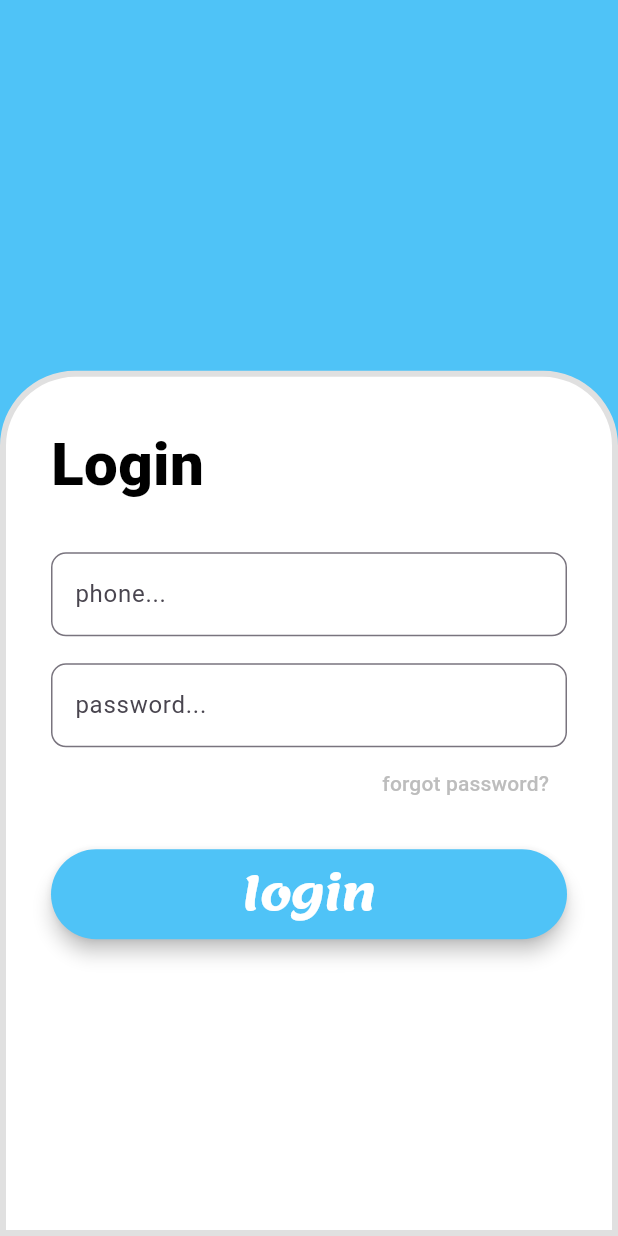
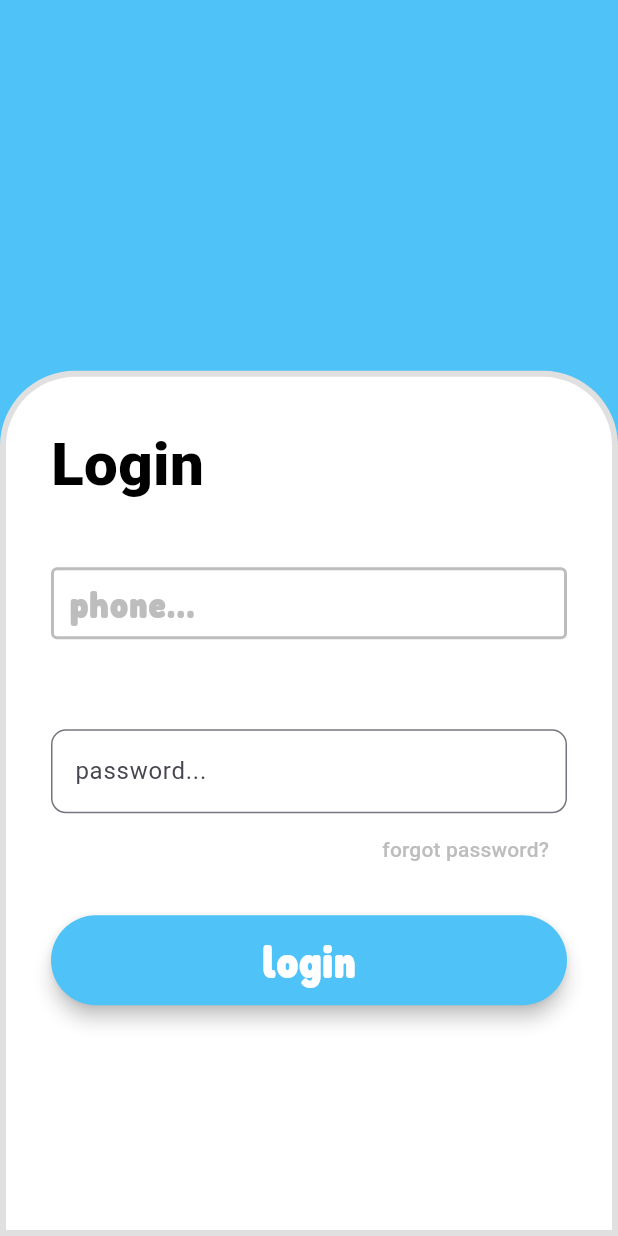
Before and after one commit to sopihtnapa22/project_luandry, a Flutter app: the screen it shows after launch, after a tap on "Get Started", on a phone screen of 412 x 824 dp. Run offline on Flutter 3.47's test engine with Material 3 defaults, Android fonts, the light colour scheme and no system bars.

Commit message:
Refactor code structure for improved readability and maintainability

```diff
--- a/lib/screens/login/login_screen.dart
+++ b/lib/screens/login/login_screen.dart
@@ -5,7 +5,7 @@ class LoginScreen extends StatelessWidget {
 
   @override
   Widget build(BuildContext context) {
-    final TextEditingController emailController = TextEditingController();
+    final TextEditingController phoneController = TextEditingController();
     final TextEditingController passwordController = TextEditingController();
 
     // กำหนดสีหลักของธีม
@@ -42,20 +42,22 @@ class LoginScreen extends StatelessWidget {
                         'Login',
                         style: TextStyle(fontSize: 40, fontWeight: FontWeight.w900, color: Colors.black),
                       ),
-                      const SizedBox(height: 30),
+                      const SizedBox(height: 40),
 
-                      // ช่องกรอก Email
                       TextField(
-                        controller: emailController,
-                        keyboardType: TextInputType.emailAddress,
+                        controller: phoneController,
+                        keyboardType: TextInputType.phone,
                         decoration: InputDecoration(
                           labelText: "phone...",
+                          labelStyle: TextStyle(color: Color(0xFFBDBDBD), fontSize: 25, fontFamily: 'Fredoka', fontWeight: FontWeight.w500),
+                          contentPadding: EdgeInsets.symmetric(vertical: 1, horizontal: 8),
 
-                          border: OutlineInputBorder(borderRadius: BorderRadius.circular(10)),
+                          enabledBorder: OutlineInputBorder(borderSide: BorderSide(color: Color(0xFFBDBDBD), width: 2)),
+                          focusedBorder: OutlineInputBorder(borderSide: BorderSide(color: Color(0xFFBDBDBD), width: 2)),
                         ),
                       ),
 
-                      const SizedBox(height: 18),
+                      const SizedBox(height: 60),
 
                       TextField(
                         controller: passwordController,
@@ -82,7 +84,7 @@ class LoginScreen extends StatelessWidget {
                       // ปุ่ม Login
                       ElevatedButton(
                         onPressed: () {
-                          debugPrint('Email: ${emailController.text}');
+                          debugPrint('Phone: ${phoneController.text}');
                           debugPrint('Password: ${passwordController.text}');
                         },
                         style: ElevatedButton.styleFrom(
@@ -94,7 +96,7 @@ class LoginScreen extends StatelessWidget {
                         ),
                         child: const Text(
                           "login",
-                          style: TextStyle(fontSize: 30, fontFamily: 'Lemonada', fontWeight: FontWeight.bold),
+                          style: TextStyle(fontSize: 30, fontFamily: 'Fredoka', fontWeight: FontWeight.bold),
                         ),
                       ),
                     ],
--- a/pubspec.yaml
+++ b/pubspec.yaml
@@ -37,3 +37,9 @@ flutter:
         - asset: assets/fonts/LeagueSpartan-ExtraBold.ttf
         - asset: assets/fonts/LeagueSpartan-Medium.ttf
         - asset: assets/fonts/LeagueSpartan-Regular.ttf
+    - family: "Fredoka"
+      fonts:
+      - asset: assets/fonts/Fredoka_Condensed-Bold.ttf
+      - asset: assets/fonts/Fredoka_Condensed-Medium.tff
+      - asset: assets/fonts/Fredoka_Condensed-Regular.tff
+      - asset: assets/fonts/Fredoka_Expanded-Bold.ttf
```
Also changed, not shown: assets/fonts/Fredoka_Condensed-Bold.ttf (added), assets/fonts/Fredoka_Condensed-Medium.ttf (added), assets/fonts/Fredoka_Condensed-Regular.ttf (added), assets/fonts/Fredoka_Expanded-Bold.ttf (added).
